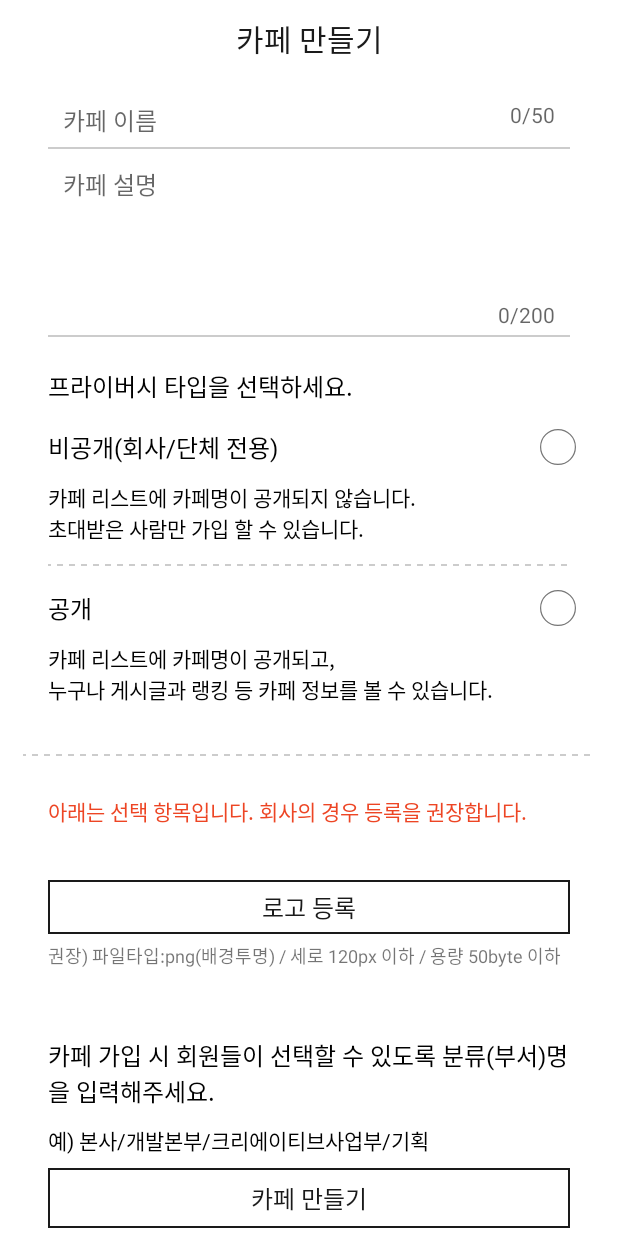
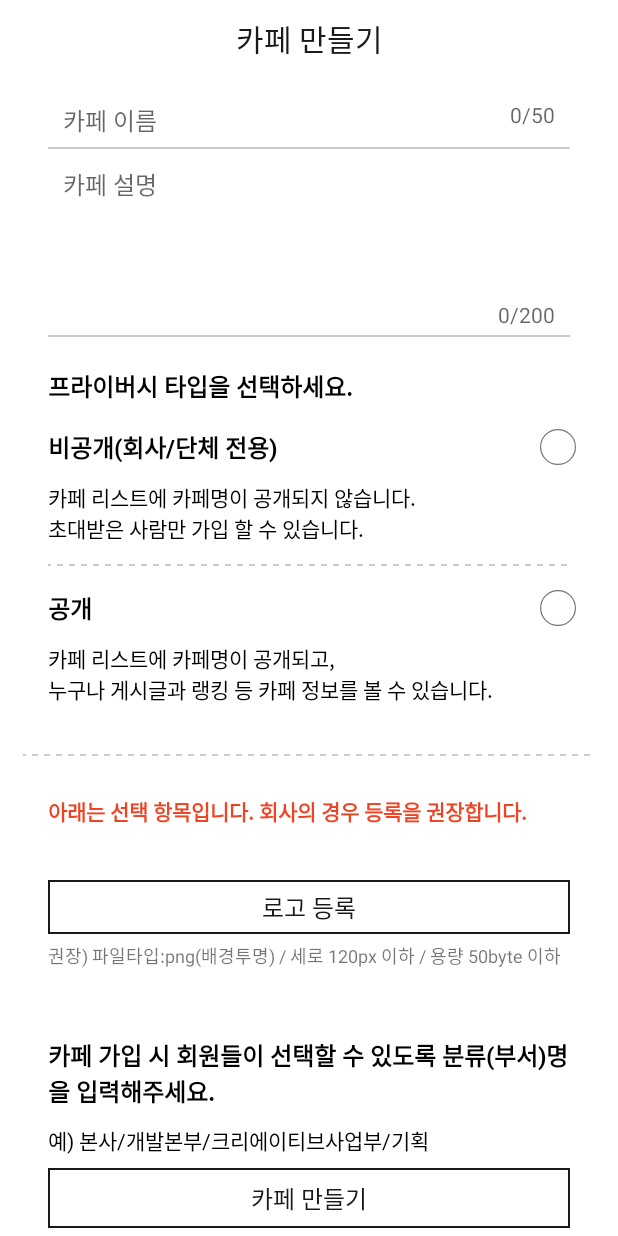
Before and after one commit to seo1108/kosw_android, an Android app: the CafeCreateActivity screen opened directly, with no data from a screen before it, on a phone screen of 412 x 824 dp. Run offline under Robolectric (Android 15) with nearby library versions, the phone set to English and light mode, and no system bars; our stand-ins replace CircleImageView; Roboto replaces fonts that are not available here; 4 statements that could not run were skipped.

Commit message:
카페 수정

```diff
--- a/app/src/main/java/kr/co/photointerior/kosw/ui/CafeCreateActivity.java
+++ b/app/src/main/java/kr/co/photointerior/kosw/ui/CafeCreateActivity.java
@@ -10,6 +10,7 @@ import android.database.Cursor;
 import android.graphics.Bitmap;
 import android.graphics.BitmapFactory;
 import android.graphics.Matrix;
+import android.graphics.Typeface;
 import android.media.ExifInterface;
 import android.net.Uri;
 import android.os.AsyncTask;
@@ -64,6 +65,7 @@ import kr.co.photointerior.kosw.utils.KUtil;
 import kr.co.photointerior.kosw.utils.LogUtils;
 import kr.co.photointerior.kosw.widget.KoswButton;
 import kr.co.photointerior.kosw.widget.KoswEditText;
+import kr.co.photointerior.kosw.widget.KoswTextView;
 import okhttp3.MediaType;
 import okhttp3.MultipartBody;
 import okhttp3.RequestBody;
@@ -84,6 +86,8 @@ public class CafeCreateActivity extends BaseActivity {
     private KoswButton btn_change, btn_make_cafe;
     private KoswEditText et_cate_title, et_cate_user_title;
     private LinearLayout category_linearlayout;
+
+    private KoswTextView txt_privacy, txt_hide, txt_open, txt_choose_message, txt_cate_message, txt_cate_user_message, txt_cate_info1, txt_cate_info2;
 
     private final int CAMERA_CODE = 1111;
     private final int GALLERY_CODE=1112;
@@ -112,6 +116,24 @@ public class CafeCreateActivity extends BaseActivity {
 
     @Override
     protected void findViews() {
+        txt_privacy = findViewById(R.id.txt_privacy);
+        txt_hide = findViewById(R.id.txt_hide);
+        txt_open = findViewById(R.id.txt_open);
+        txt_choose_message = findViewById(R.id.txt_choose_message);
+        txt_cate_message = findViewById(R.id.txt_cate_message);
+        txt_cate_user_message = findViewById(R.id.txt_cate_user_message);
+        txt_cate_info1 = findViewById(R.id.txt_cate_info1);
+        txt_cate_info2 = findViewById(R.id.txt_cate_info2);
+
+        txt_privacy.setTypeface(txt_privacy.getTypeface(), Typeface.BOLD);
+        txt_hide.setTypeface(txt_hide.getTypeface(), Typeface.BOLD);
+        txt_open.setTypeface(txt_open.getTypeface(), Typeface.BOLD);
+        txt_choose_message.setTypeface(txt_choose_message.getTypeface(), Typeface.BOLD);
+        txt_cate_message.setTypeface(txt_cate_message.getTypeface(), Typeface.BOLD);
+        txt_cate_user_message.setTypeface(txt_cate_user_message.getTypeface(), Typeface.BOLD);
+        txt_cate_info1.setTypeface(txt_cate_info1.getTypeface(), Typeface.BOLD);
+        txt_cate_info2.setTypeface(txt_cate_info2.getTypeface(), Typeface.BOLD);
+
         et_input_name = findViewById(R.id.input_name);
         et_name_length = findViewById(R.id.input_name_length);
 
--- a/app/src/main/java/kr/co/photointerior/kosw/ui/MainActivity.java
+++ b/app/src/main/java/kr/co/photointerior/kosw/ui/MainActivity.java
@@ -364,7 +364,7 @@ public class MainActivity extends BaseActivity implements EasyPermissions.Permis
 
 
 
-        //getAppKeyHash();
+        getAppKeyHash();
 
 
         // 계단 측정 서비스 실행
--- a/app/src/main/java/kr/co/photointerior/kosw/ui/fragment/MainFragment.java
+++ b/app/src/main/java/kr/co/photointerior/kosw/ui/fragment/MainFragment.java
@@ -216,7 +216,9 @@ public class MainFragment extends BaseFragment {
 
     @Override
     public void onActivityResult(int requestCode, int resultCode, Intent data) {
+        Log.d("2222222", "RESULTCODE " + resultCode + "___" + Activity.RESULT_OK);
         if (resultCode == Activity.RESULT_OK) {
+            Log.d("2222222", "RESULTCODE1 " + requestCode + "___" + REQUEST_OAUTH_REQUEST_CODE);
             if (requestCode == REQUEST_OAUTH_REQUEST_CODE) {
                 readHistoryData();
             }
@@ -1026,12 +1028,16 @@ public class MainFragment extends BaseFragment {
                         .addDataType(DataType.AGGREGATE_STEP_COUNT_DELTA, FitnessOptions.ACCESS_WRITE)
                         .build();
         if (!GoogleSignIn.hasPermissions(GoogleSignIn.getLastSignedInAccount(mActivity), fitnessOptions)) {
+            Log.d("22222", "has no permissions");
+
             GoogleSignIn.requestPermissions(
                     this,
                     REQUEST_OAUTH_REQUEST_CODE,
                     GoogleSignIn.getLastSignedInAccount(mActivity),
                     fitnessOptions);
         } else {
+            Log.d("22222", "has permissions");
+
             readHistoryData();
         }
 
--- a/app/src/main/res/layout/activity_cafe_create.xml
+++ b/app/src/main/res/layout/activity_cafe_create.xml
@@ -161,6 +161,7 @@
                 app:layout_constraintTop_toBottomOf="@+id/txt_privacy">
 
                 <kr.co.photointerior.kosw.widget.KoswTextView
+                    android:id="@+id/txt_hide"
                     android:layout_width="335dp"
                     android:layout_height="38dp"
                     android:layout_gravity=""
@@ -221,6 +222,7 @@
                 app:layout_constraintTop_toBottomOf="@+id/txt_privacy_hide">
 
                 <kr.co.photointerior.kosw.widget.KoswTextView
+                    android:id="@+id/txt_open"
                     android:layout_width="wrap_content"
                     android:layout_height="38dp"
                     android:layout_gravity=""
--- a/app/src/main/res/layout/activity_cafe_main.xml
+++ b/app/src/main/res/layout/activity_cafe_main.xml
@@ -176,7 +176,7 @@
                     android:background="@drawable/button_border_1a1a1a"
                     android:text="@string/txt_cafe_join"
                     android:textColor="@color/text_btn_click"
-                    android:textSize="@dimen/sp_16"
+                    android:textSize="@dimen/sp_14"
                     app:layout_constraintEnd_toEndOf="parent"
                     app:layout_constraintHorizontal_bias="1.0"
                     app:layout_constraintStart_toStartOf="parent" />
--- a/app/src/main/res/layout/row_cafe_detail_join.xml
+++ b/app/src/main/res/layout/row_cafe_detail_join.xml
@@ -12,11 +12,10 @@
         android:layout_width="match_parent"
         android:layout_height="wrap_content"
         android:layout_marginTop="20dp"
-        android:paddingBottom="5dp"
         android:text="카페이름"
         android:textAlignment="viewStart"
         android:textColor="#000000"
-        android:textSize="@dimen/sp_18"
+        android:textSize="@dimen/sp_16"
         android:textStyle="bold"
         app:layout_constraintEnd_toEndOf="parent"
         app:layout_constraintStart_toStartOf="parent"
@@ -28,7 +27,7 @@
         android:layout_height="wrap_content"
         android:text="가입일"
         android:textColor="#000"
-        android:textSize="@dimen/sp_15"
+        android:textSize="@dimen/sp_14"
         app:layout_constraintEnd_toEndOf="parent"
         app:layout_constraintStart_toStartOf="parent"
         app:layout_constraintTop_toBottomOf="@+id/txt_cafename" />
```
Also changed, not shown: app/src/main/java/kr/co/photointerior/kosw/service/noti/ServiceThread.java (+8 -12 lines), app/src/main/java/kr/co/photointerior/kosw/ui/BaseUserActivity.java (+5 -3 lines), app/src/main/java/kr/co/photointerior/kosw/ui/CafeMainActivity.java (+21 -5 lines), app/src/main/java/kr/co/photointerior/kosw/ui/LoginActivity.java (+22 -1 lines), app/src/main/res/layout/row_cafe_detail_mine.xml (+8 -9 lines), 1 other file.
